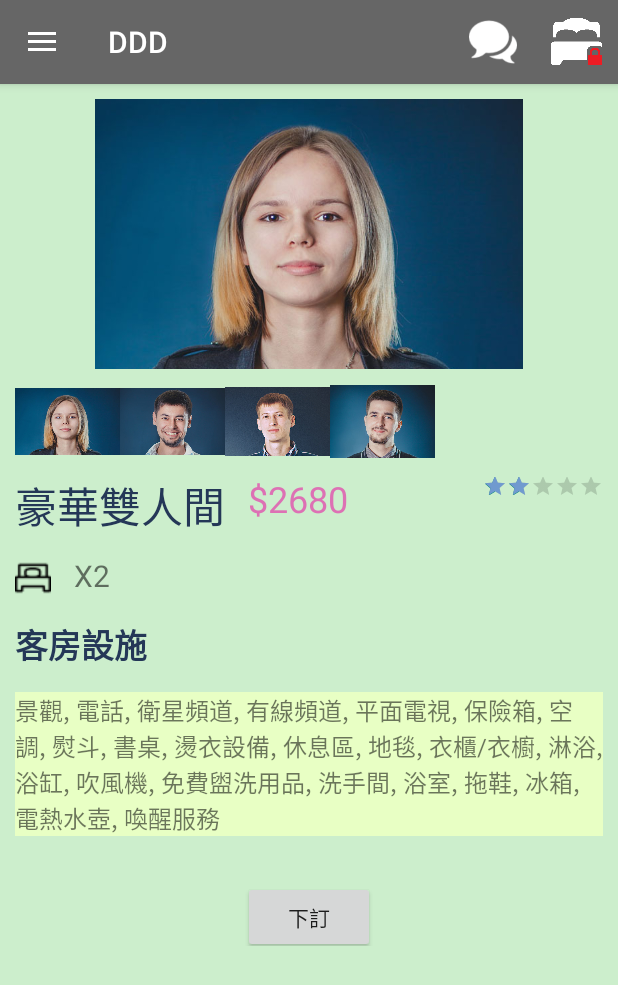
After one commit to uopsdod/DDD_mobile, an Android app: the fragment RoomFragment placed in its activity, on a phone screen of 412 x 824 dp. The commit adds this screen. Shown: the top 985 px of the screen. Run offline under Robolectric (Android 15) with nearby library versions, the phone set to English and light mode, and no system bars; network calls fail.

Commit message:
頁面都以連接完成，但在下訂後，因不知要到何頁面，所以還沒設計完全，圖片問題尚未解決，想說之後再找，先交UI作業 floatButton問題已解決，並發現按一起共住會使APP crash

```diff
--- a/app/src/main/java/com/example/sam/drawerlayoutprac/HotelFragment.java
+++ b/app/src/main/java/com/example/sam/drawerlayoutprac/HotelFragment.java
@@ -2,7 +2,9 @@ package com.example.sam.drawerlayoutprac;
 
 import android.content.Context;
 import android.os.Bundle;
+import android.support.design.widget.FloatingActionButton;
 import android.support.v4.app.Fragment;
+import android.support.v7.widget.ForwardingListener;
 import android.support.v7.widget.LinearLayoutManager;
 import android.support.v7.widget.RecyclerView;
 import android.view.LayoutInflater;
@@ -18,11 +20,13 @@ public class HotelFragment extends Fragment {
     @Override
     public View onCreateView(LayoutInflater inflater, ViewGroup viewGroup, Bundle bundle){
         super.onCreateView(inflater,viewGroup,bundle);
+
         // get data
         List<Spot> myListSpot = getSpots();
         // get view
         View myLayout = inflater.inflate(R.layout.fragment_hotel,viewGroup,false);
         RecyclerView myRvSpot = (RecyclerView)myLayout.findViewById(R.id.rv_hotel);
+        getActivity().findViewById(R.id.fab).setVisibility(View.VISIBLE);
 
         if (myRvSpot != null){
             myRvSpot.setLayoutManager(new LinearLayoutManager(getActivity()));
--- a/app/src/main/java/com/example/sam/drawerlayoutprac/HotelInfoFragment.java
+++ b/app/src/main/java/com/example/sam/drawerlayoutprac/HotelInfoFragment.java
@@ -22,13 +22,12 @@ public class HotelInfoFragment extends Fragment implements Serializable{
     @Override
     public View onCreateView(LayoutInflater inflater, @Nullable ViewGroup container, @Nullable Bundle savedInstanceState) {
         super.onCreateView(inflater, container, savedInstanceState);
-
-
         //get Data
         List<Spot> mySpot = getSpot();
         //get View
         View view = inflater.inflate(R.layout.fragment_hotelinfo, container, false);
         RecyclerView rv_hotelInfo = (RecyclerView) view.findViewById(R.id.rv_hotelDatail);
+        getActivity().findViewById(R.id.fab).setVisibility(View.INVISIBLE);
         if(rv_hotelInfo != null){
             rv_hotelInfo.setLayoutManager(new LinearLayoutManager(getActivity()));
             rv_hotelInfo.setAdapter(new SpotAdapter(getActivity(), mySpot));
@@ -73,7 +72,15 @@ public class HotelInfoFragment extends Fragment implements Serializable{
             final Spot myspot = list.get(position);
             holder.ivImage.setImageResource(myspot.getimgId());
             holder.tvHotel.setText(String.valueOf(myspot.getHotelName()));
-            holder.tvPrice.setText(Integer.toString(myspot.getPrice()) + "$");
+            holder.tvPrice.setText("$" + Integer.toString(myspot.getPrice()));
+            holder.itemView.setOnClickListener(new View.OnClickListener(){
+
+                @Override
+                public void onClick(View view) {
+                    Fragment fragment = new RoomFragment();
+                    Util.switchFragment(HotelInfoFragment.this, fragment);
+                }
+            });
         }
 
         @Override
--- /dev/null
+++ b/app/src/main/java/com/example/sam/drawerlayoutprac/RoomFragment.java
@@ -0,0 +1,20 @@
+package com.example.sam.drawerlayoutprac;
+
+
+import android.os.Bundle;
+import android.support.annotation.Nullable;
+import android.support.v4.app.Fragment;
+import android.view.LayoutInflater;
+import android.view.View;
+import android.view.ViewGroup;
+
+public class RoomFragment extends Fragment {
+    @Nullable
+    @Override
+    public View onCreateView(LayoutInflater inflater, @Nullable ViewGroup container, @Nullable Bundle savedInstanceState) {
+        super.onCreateView(inflater, container, savedInstanceState);
+        View view = inflater.inflate(R.layout.fragment_room, container, false);
+        getActivity().findViewById(R.id.fab).setVisibility(View.INVISIBLE);
+        return view;
+    }
+}
--- a/app/src/main/res/layout/activity_main.xml
+++ b/app/src/main/res/layout/activity_main.xml
@@ -39,6 +39,7 @@
             android:layout_gravity="bottom|end"
             android:layout_marginBottom="15dp"
             android:layout_marginRight="15dp"
+            android:id="@+id/fab"
             android:src="@drawable/map" />
 
     </android.support.design.widget.CoordinatorLayout>
--- a/app/src/main/res/layout/fragment_hotelinfo.xml
+++ b/app/src/main/res/layout/fragment_hotelinfo.xml
@@ -15,7 +15,8 @@
     <LinearLayout
         android:layout_width="match_parent"
         android:layout_height="wrap_content"
-        android:background="#666666">
+
+        >
         <ScrollView
             android:id="@+id/ScrollView01"
             android:layout_width="match_parent"
@@ -28,12 +29,13 @@
                 android:text="台北福華大飯店位於仁愛路林蔭大道，2011年經觀光局評鑑為五星級國際觀光旅館。自西元1984年台北福華大飯店開幕以來，一直秉持著穩健踏實的經營理念及豐富的專業知識，致力於發展五星級飯店住房與餐飲的最佳服務，提供國內消費者更多樣化的產品選擇。606間尊爵紅木傢俱客房，環境鬧中取靜，殷勤服務的團隊，讓您彷如置身在家般舒適。館內擁有10家餐廳，提供各式中西佳餚，2009年台北福華大飯店更取得了ISO 22000、HACCP雙項國際認證，為台灣首家取得雙項認證的本土品牌飯店，以提供每位貴賓最高品質的精緻美饌為使命。"/>
 
         </ScrollView>
-    </LinearLayout>>
+    </LinearLayout>
     <android.support.v7.widget.RecyclerView
         android:id="@+id/rv_hotelDatail"
         android:layout_width="match_parent"
         android:layout_height="wrap_content"
         android:layout_marginTop="10dp"
-        android:background="#FFFFdd"/>
+
+        />
 
 </LinearLayout>
--- /dev/null
+++ b/app/src/main/res/layout/fragment_room.xml
@@ -0,0 +1,142 @@
+<?xml version="1.0" encoding="utf-8"?>
+<LinearLayout xmlns:android="http://schemas.android.com/apk/res/android"
+    xmlns:app="http://schemas.android.com/apk/res-auto"
+    android:layout_width="match_parent"
+    android:layout_height="match_parent"
+    android:orientation="vertical"
+    android:padding="10dp">
+
+    <ImageView
+        android:id="@+id/imageView"
+        android:layout_width="wrap_content"
+        android:layout_height="180dp"
+        app:srcCompat="@drawable/anastasia" />
+
+    <LinearLayout
+        android:layout_width="match_parent"
+        android:layout_height="wrap_content"
+        android:orientation="horizontal">
+
+        <ImageView
+            android:id="@+id/imageView2"
+            android:layout_width="70dp"
+            android:layout_height="70dp"
+            app:srcCompat="@drawable/anastasia" />
+
+        <ImageView
+            android:id="@+id/imageView5"
+            android:layout_width="70dp"
+            android:layout_height="70dp"
+            app:srcCompat="@drawable/dmitry_96" />
+
+        <ImageView
+            android:id="@+id/imageView4"
+            android:layout_width="70dp"
+            android:layout_height="70dp"
+            app:srcCompat="@drawable/kirill" />
+
+        <ImageView
+            android:id="@+id/imageView3"
+            android:layout_width="70dp"
+            android:layout_height="70dp"
+            app:srcCompat="@drawable/dmitriy" />
+    </LinearLayout>
+
+    <RelativeLayout
+        android:layout_width="match_parent"
+        android:layout_height="wrap_content"
+        android:orientation="horizontal"
+
+        >
+
+        <TextView
+            android:id="@+id/tvRoomName"
+            android:layout_width="wrap_content"
+            android:layout_height="wrap_content"
+            android:text="豪華雙人間"
+            android:textColor="#243757"
+            android:textSize="28sp" />
+
+        <TextView
+            android:layout_width="wrap_content"
+            android:layout_height="wrap_content"
+            android:layout_marginLeft="15dp"
+            android:layout_toRightOf="@id/tvRoomName"
+            android:text="$2680"
+            android:textColor="#DD71B4"
+            android:textSize="24dp" />
+
+        <RatingBar
+            android:progressTint="#709ACF"
+            android:id="@+id/ratingBar"
+            style="?android:attr/ratingBarStyleSmall"
+            android:layout_width="wrap_content"
+            android:layout_height="wrap_content"
+            android:layout_alignParentRight="true"
+            android:layout_marginLeft="15dp"
+            android:maxHeight="12dp"
+            android:numStars="5"
+            android:rating="2" />
+    </RelativeLayout>
+
+    <RelativeLayout
+        android:layout_width="match_parent"
+        android:layout_height="wrap_content"
+        android:orientation="vertical">
+
+        <ImageView
+            android:id="@+id/ivBed"
+            android:layout_width="wrap_content"
+            android:layout_height="wrap_content"
+            android:layout_marginTop="15dp"
+            android:src="@drawable/single_bed" />
+
+        <TextView
+            android:id="@+id/tvCount"
+            android:layout_width="wrap_content"
+            android:layout_height="wrap_content"
+            android:layout_alignBottom="@id/ivBed"
+            android:layout_marginLeft="15dp"
+            android:layout_toRightOf="@id/ivBed"
+            android:text="X2"
+            android:textSize="20sp" />
+
+        <TextView
+            android:id="@+id/tvRmFacilities"
+            android:layout_width="match_parent"
+            android:layout_height="wrap_content"
+            android:layout_below="@id/tvCount"
+            android:layout_marginTop="15dp"
+            android:text="客房設施"
+            android:textColor="#243757"
+            android:textSize="22sp"
+            android:textStyle="bold" />
+
+        <TextView
+            android:background="#E8FFC4"
+            android:id="@+id/tvFacilitiesDetail"
+            android:layout_width="match_parent"
+            android:layout_height="wrap_content"
+            android:layout_below="@id/tvRmFacilities"
+            android:layout_marginTop="15dp"
+            android:text="景觀, 電話, 衛星頻道, 有線頻道, 平面電視, 保險箱, 空調, 熨斗, 書桌, 燙衣設備, 休息區, 地毯, 衣櫃/衣櫥, 淋浴, 浴缸, 吹風機, 免費盥洗用品, 洗手間, 浴室, 拖鞋, 冰箱, 電熱水壺, 喚醒服務"
+            android:textSize="16sp" />
+
+    </RelativeLayout>
+
+    <LinearLayout
+        android:layout_width="match_parent"
+        android:layout_height="wrap_content"
+        android:layout_marginTop="15dp"
+        android:gravity="center">
+
+        <Button
+            android:id="@+id/btOrder"
+            android:layout_width="wrap_content"
+            android:layout_height="wrap_content"
+            android:layout_marginTop="10dp"
+            android:text="下訂" />
+
+    </LinearLayout>
+
+</LinearLayout>
```
Also changed, not shown: app/src/main/res/drawable/single_bed.png (added).
